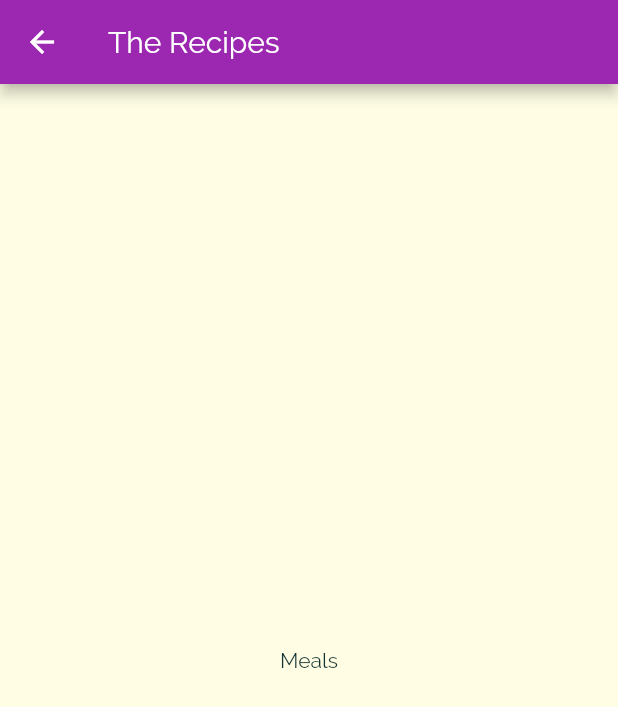
After one commit to JHeisecke/meals-app, a Flutter app: the screen it shows after launch, after a tap on "Italian", on a phone screen of 412 x 824 dp. The commit adds this screen. Shown: the top 707 px of the screen. Run offline on Flutter 3.47's test engine with Material 2 defaults, Android fonts, the phone set to English and light mode, and no system bars.

Commit message:
Navegamos a pantalla de comidas por categoria

```diff
--- a/lib/widgets/category_item.dart
+++ b/lib/widgets/category_item.dart
@@ -1,4 +1,6 @@
 import 'package:flutter/material.dart';
+
+import './category_meals_screen.dart';
 
 class CategoryItem extends StatelessWidget {
   final String title;
@@ -6,9 +8,23 @@ class CategoryItem extends StatelessWidget {
 
   CategoryItem(this.title, this.color);
 
+  void _categorySelected(BuildContext context) {
+    Navigator.of(context).push(
+      MaterialPageRoute(
+        builder: (_) => CategoryMealsScreen(),
+      ),
+    );
+  }
+
   @override
   Widget build(BuildContext context) {
-    return Container(
+    return InkWell(
+      onTap: () {
+        _categorySelected(context);
+      },
+      splashColor: Theme.of(context).primaryColor,
+      borderRadius: BorderRadius.circular(15),
+      child: Container(
         padding: const EdgeInsets.all(15), //when widget reruns,
         // flutter won't rebuilt padding because with const
         // detects that it hasn't changed
@@ -27,6 +43,7 @@ class CategoryItem extends StatelessWidget {
           ),
           borderRadius: BorderRadius.circular(15),
         ),
+      ),
     );
   }
 }
--- /dev/null
+++ b/lib/widgets/category_meals_screen.dart
@@ -0,0 +1,13 @@
+import 'package:flutter/material.dart';
+
+class CategoryMealsScreen extends StatelessWidget {
+  @override
+  Widget build(BuildContext context) {
+    return Scaffold(
+      appBar: AppBar(title: const Text("The Recipes")),
+      body: Center(
+        child: Text("Meals"),
+      ),
+    );
+  }
+}
```
Lines whose indentation alone changed are shown as unchanged.
